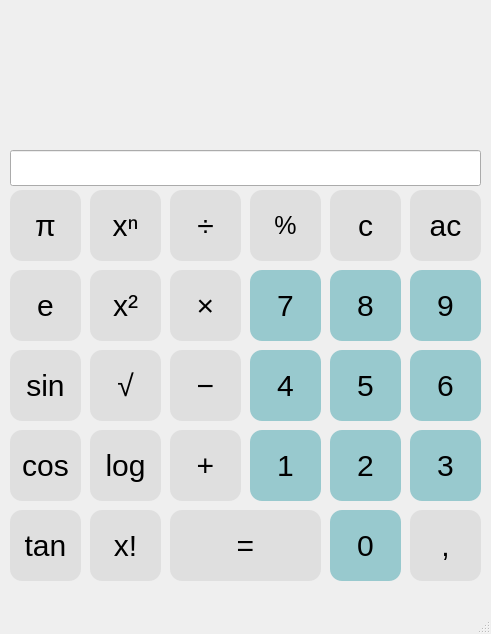
Qt form src/qt/mainwindow.ui (RadekManak/ivs-fitutubies) before a commit.
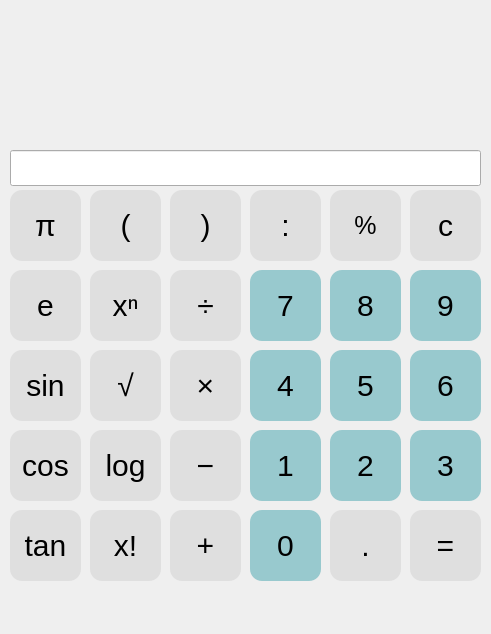
The same form after that commit.

Commit message: Add bracket buttons, change some buttons to print lexable text

```diff
--- a/src/qt/mainwindow.ui
+++ b/src/qt/mainwindow.ui
@@ -86,7 +86,7 @@
    <widget class="QPushButton" name="pushButton_point">
     <property name="geometry">
      <rect>
-      <x>410</x>
+      <x>330</x>
       <y>510</y>
       <width>71</width>
       <height>71</height>
@@ -113,13 +113,13 @@
 </string>
     </property>
     <property name="text">
-     <string>,</string>
+     <string>.</string>
     </property>
    </widget>
    <widget class="QPushButton" name="pushButton_0">
     <property name="geometry">
      <rect>
-      <x>330</x>
+      <x>250</x>
       <y>510</y>
       <width>71</width>
       <height>71</height>
@@ -155,9 +155,9 @@
    <widget class="QPushButton" name="pushButton_equals">
     <property name="geometry">
      <rect>
-      <x>170</x>
+      <x>410</x>
       <y>510</y>
-      <width>151</width>
+      <width>71</width>
       <height>71</height>
      </rect>
     </property>
@@ -291,7 +291,7 @@
     <property name="geometry">
      <rect>
       <x>170</x>
-      <y>430</y>
+      <y>510</y>
       <width>71</width>
       <height>71</height>
      </rect>
@@ -543,7 +543,7 @@
     <property name="geometry">
      <rect>
       <x>170</x>
-      <y>350</y>
+      <y>430</y>
       <width>71</width>
       <height>71</height>
      </rect>
@@ -677,8 +677,8 @@
    <widget class="QPushButton" name="pushButton_square">
     <property name="geometry">
      <rect>
-      <x>90</x>
-      <y>270</y>
+      <x>250</x>
+      <y>190</y>
       <width>71</width>
       <height>71</height>
      </rect>
@@ -704,14 +704,14 @@
 </string>
     </property>
     <property name="text">
-     <string>x²</string>
+     <string>:</string>
     </property>
    </widget>
    <widget class="QPushButton" name="pushButton_mulitplication">
     <property name="geometry">
      <rect>
       <x>170</x>
-      <y>270</y>
+      <y>350</y>
       <width>71</width>
       <height>71</height>
      </rect>
@@ -894,7 +894,7 @@
     <property name="geometry">
      <rect>
       <x>90</x>
-      <y>190</y>
+      <y>270</y>
       <width>71</width>
       <height>71</height>
      </rect>
@@ -927,7 +927,7 @@
     <property name="geometry">
      <rect>
       <x>170</x>
-      <y>190</y>
+      <y>270</y>
       <width>71</width>
       <height>71</height>
      </rect>
@@ -962,7 +962,7 @@
    <widget class="QPushButton" name="pushButton_modulus">
     <property name="geometry">
      <rect>
-      <x>250</x>
+      <x>330</x>
       <y>190</y>
       <width>71</width>
       <height>71</height>
@@ -998,7 +998,7 @@
    <widget class="QPushButton" name="pushButton_c">
     <property name="geometry">
      <rect>
-      <x>330</x>
+      <x>410</x>
       <y>190</y>
       <width>71</width>
       <height>71</height>
@@ -1031,42 +1031,6 @@
      <string>Backspace</string>
     </property>
    </widget>
-   <widget class="QPushButton" name="pushButton_ac">
-    <property name="geometry">
-     <rect>
-      <x>410</x>
-      <y>190</y>
-      <width>71</width>
-      <height>71</height>
-     </rect>
-    </property>
-    <property name="styleSheet">
-     <string notr="true">QPushButton {
-	color:black;
-	font-size:30px;
-	font-family: &quot;Falling Sky Condensed&quot;;
-    border: 2px rgb(223,223,223);
-    border-radius: 12px;
-    background-color: rgb(223,223,223);
-}
-
-QPushButton:pressed {
-    background-color: qlineargradient(x1: 0, y1: 0, x2: 0, y2: 1,
-                                      stop: 0 #dadbde, stop: 1 #f6f7fa);
-}
-
-QPushButton:focus {
-	outline: 0;
-}
-</string>
-    </property>
-    <property name="text">
-     <string>ac</string>
-    </property>
-    <property name="shortcut">
-     <string>Del</string>
-    </property>
-   </widget>
    <widget class="QLabel" name="outputLabel">
     <property name="geometry">
      <rect>
@@ -1099,6 +1063,72 @@
      </rect>
     </property>
    </widget>
+   <widget class="QPushButton" name="pushButton_lbr">
+    <property name="geometry">
+     <rect>
+      <x>90</x>
+      <y>190</y>
+      <width>71</width>
+      <height>71</height>
+     </rect>
+    </property>
+    <property name="styleSheet">
+     <string notr="true">QPushButton {
+	color:black;
+	font-size:30px;
+	font-family: &quot;Falling Sky Condensed&quot;;
+    border: 2px rgb(223,223,223);
+    border-radius: 12px;
+    background-color: rgb(223,223,223);
+}
+
+QPushButton:pressed {
+    background-color: qlineargradient(x1: 0, y1: 0, x2: 0, y2: 1,
+                                      stop: 0 #dadbde, stop: 1 #f6f7fa);
+}
+
+QPushButton:focus {
+	outline: 0;
+}
+</string>
+    </property>
+    <property name="text">
+     <string>(</string>
+    </property>
+   </widget>
+   <widget class="QPushButton" name="pushButton_rbr">
+    <property name="geometry">
+     <rect>
+      <x>170</x>
+      <y>190</y>
+      <width>71</width>
+      <height>71</height>
+     </rect>
+    </property>
+    <property name="styleSheet">
+     <string notr="true">QPushButton {
+	color:black;
+	font-size:30px;
+	font-family: &quot;Falling Sky Condensed&quot;;
+    border: 2px rgb(223,223,223);
+    border-radius: 12px;
+    background-color: rgb(223,223,223);
+}
+
+QPushButton:pressed {
+    background-color: qlineargradient(x1: 0, y1: 0, x2: 0, y2: 1,
+                                      stop: 0 #dadbde, stop: 1 #f6f7fa);
+}
+
+QPushButton:focus {
+	outline: 0;
+}
+</string>
+    </property>
+    <property name="text">
+     <string>)</string>
+    </property>
+   </widget>
   </widget>
   <widget class="QMenuBar" name="menubar">
    <property name="geometry">
@@ -1110,7 +1140,6 @@
     </rect>
    </property>
   </widget>
-  <widget class="QStatusBar" name="statusbar"/>
  </widget>
  <resources/>
  <connections/>
```
Left out of the diff: 2 changed lines with no effect on the pictures. The commit also changes 1 other file.
